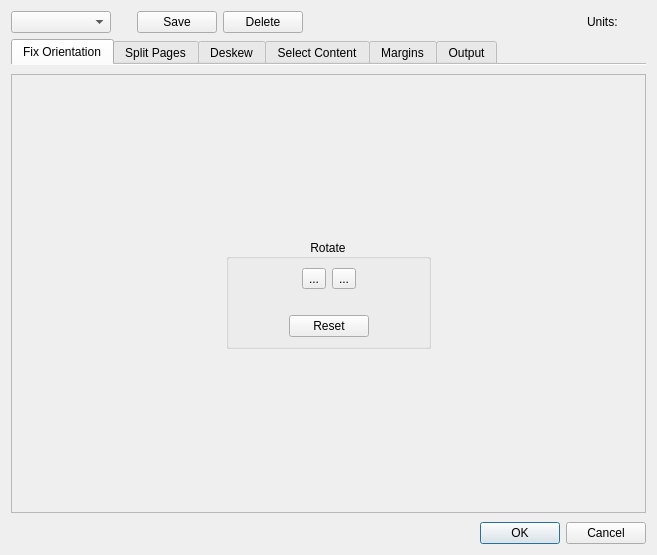
Qt form src/app/DefaultParamsDialog.ui (karnigen/scantailor-advanced) before a commit.
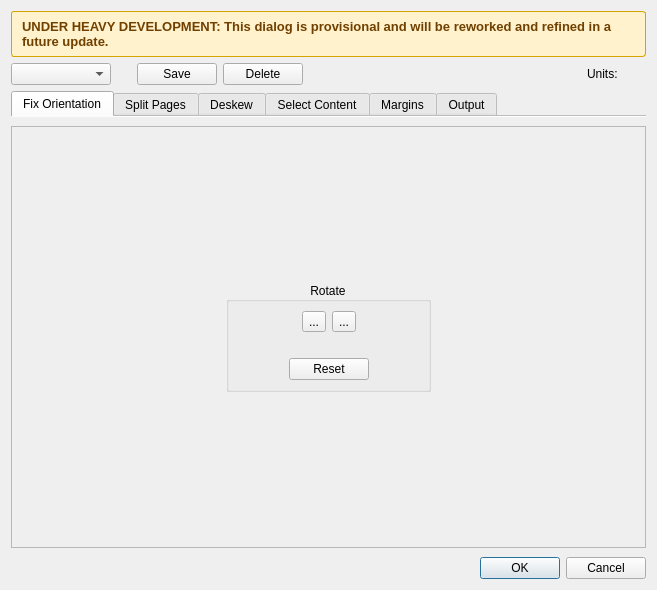
The same form after that commit. Icons and pictures are not drawn.

Commit message: Add development warning to default parameters dialog

What changed in the file:
```diff
--- a/src/app/DefaultParamsDialog.ui
+++ b/src/app/DefaultParamsDialog.ui
@@ -7,7 +7,7 @@
     <x>0</x>
     <y>0</y>
     <width>657</width>
-    <height>555</height>
+    <height>590</height>
    </rect>
   </property>
   <property name="sizePolicy">
@@ -20,6 +20,32 @@
    <string>Default parameters</string>
   </property>
   <layout class="QVBoxLayout" name="verticalLayout">
+   <item>
+    <widget class="QLabel" name="developmentWarningLabel">
+     <property name="font">
+      <font>
+       <pointsize>10</pointsize>
+       <weight>75</weight>
+       <bold>true</bold>
+      </font>
+     </property>
+     <property name="styleSheet">
+      <string notr="true">QLabel#developmentWarningLabel {
+  color: #704000;
+  background-color: #fff2cc;
+  border: 1px solid #d6a400;
+  border-radius: 3px;
+  padding: 7px;
+}</string>
+     </property>
+     <property name="text">
+      <string>UNDER HEAVY DEVELOPMENT: This dialog is provisional and will be reworked and refined in a future update.</string>
+     </property>
+     <property name="wordWrap">
+      <bool>true</bool>
+     </property>
+    </widget>
+   </item>
    <item>
     <layout class="QHBoxLayout" name="horizontalLayout">
      <item>
```
